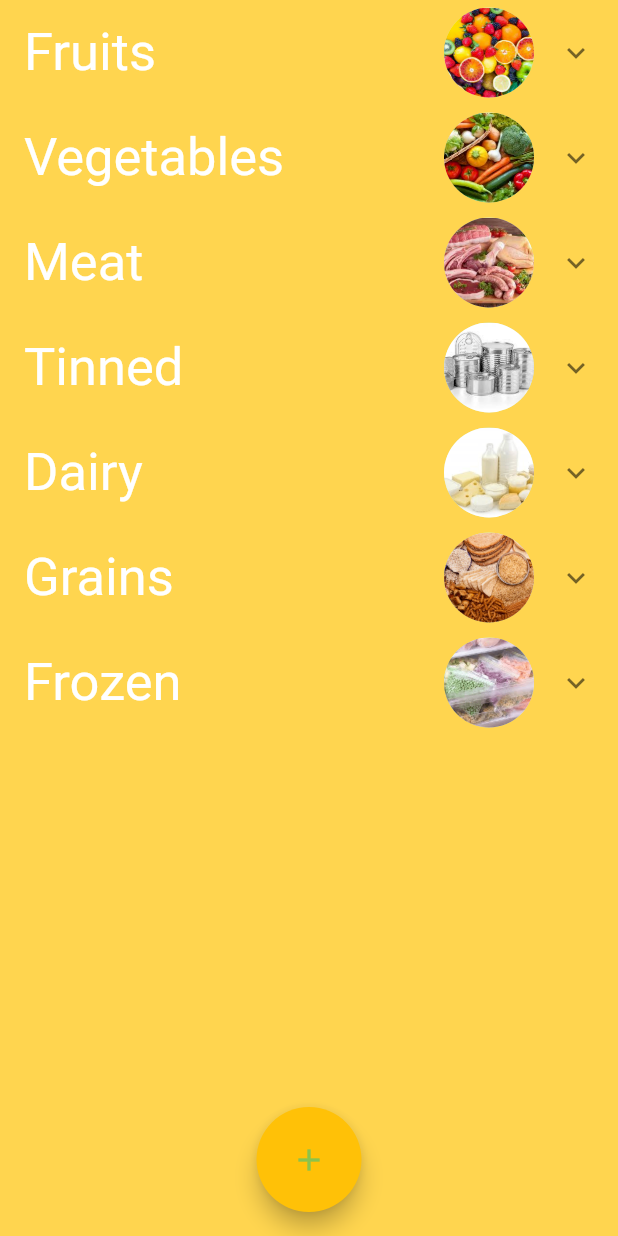
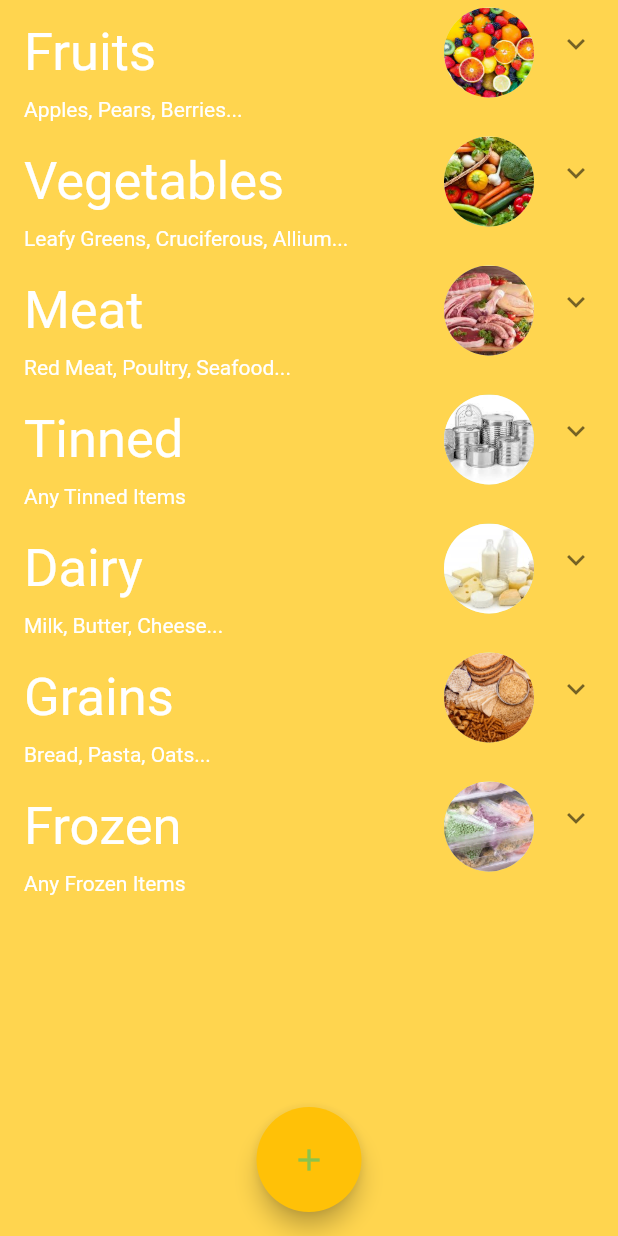
Before and after one commit to benkee/cubby, a Flutter app: the InventoryPage screen opened directly with empty values, on a phone screen of 412 x 824 dp. Run offline on Flutter 3.47's test engine with Material 2 defaults, Android fonts, the phone set to English and light mode, and no system bars; our stand-ins replace cloud_firestore, firebase_auth, firebase_core, font_awesome_flutter, form_validator, share_plus; accounts and stored records are empty.

Commit message:
- End User Feedback Improvements

```diff
--- a/lib/constants/constants.dart
+++ b/lib/constants/constants.dart
@@ -22,6 +22,16 @@ const List<String> foodMeasurements = [
   'g',
   'ml',
   'item/s',
+];
+
+const List<String> foodTypeExamples = [
+  'Apples, Pears, Berries...',
+  'Leafy Greens, Cruciferous, Allium...',
+  'Red Meat, Poultry, Seafood...',
+  'Any Tinned Items',
+  'Milk, Butter, Cheese...',
+  'Bread, Pasta, Oats...',
+  'Any Frozen Items',
 ];
 
 const List<Map<String, dynamic>> startingRecipes = [
--- a/lib/widgets/food_item_widgets/food_item_expansion_tile.dart
+++ b/lib/widgets/food_item_widgets/food_item_expansion_tile.dart
@@ -26,6 +26,14 @@ class _FoodItemExpansionTileState extends State<FoodItemExpansionTile> {
         iconColor: Colors.white,
         backgroundColor: Colors.amber[250],
         collapsedBackgroundColor: Colors.amber[350],
+        subtitle: Text(
+          constants.foodTypeExamples[widget.type],
+          style: const TextStyle(
+            fontWeight: FontWeight.normal,
+            color: Colors.white,
+            fontSize: 14,
+          ),
+        ),
         title: Row(children: [
           Text(
             constants.foodTypes[widget.type],
```
Also changed, not shown: lib/services/form_validator.dart (+7 -7 lines), lib/views/authenticate/sign_up.dart (+16 -2 lines).
